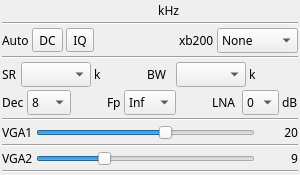
This is plugins/samplesource/bladerf/bladerfgui.ui in f4exb/sdrangel as Qt 5 draws it before an edit. The edited form follows.
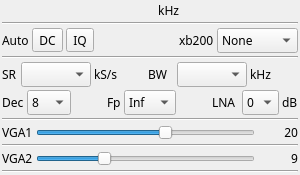
This is the edited form. Custom widgets are drawn as their Qt base class.

Commit message: BladeRF plugin: changed sample rate and bandwidth unit displays. New 2000 kS/s rate

```diff
--- a/plugins/samplesource/bladerf/bladerfgui.ui
+++ b/plugins/samplesource/bladerf/bladerfgui.ui
@@ -255,7 +255,7 @@
      <item row="0" column="2">
       <widget class="QLabel" name="samplerateUnit">
        <property name="text">
-        <string>k</string>
+        <string>kS/s</string>
        </property>
       </widget>
      </item>
@@ -301,7 +301,7 @@
      <item row="0" column="6">
       <widget class="QLabel" name="bandwidthUnit">
        <property name="text">
-        <string>k</string>
+        <string>kHz</string>
        </property>
       </widget>
      </item>
```
The commit also changes 2 other files.
